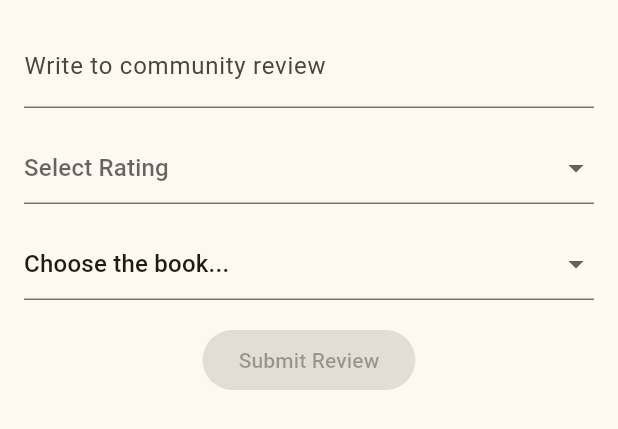
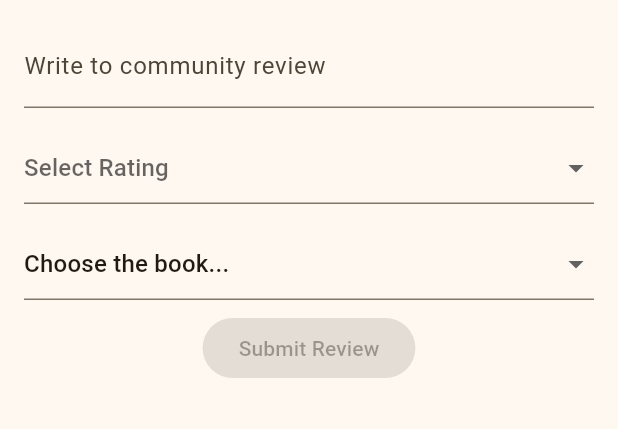
Before and after one commit to MinafCorp/booketList-Mobile, a Flutter app: the YourReviewFormWidget widget shown alone on an empty page, opened directly with empty values, on a phone screen of 412 x 824 dp. Shown: the top 429 px of the screen. Run offline on Flutter 3.47's test engine with Material 3 defaults, Android fonts, the phone set to English and light mode, and no system bars; our stand-ins replace animated_search_bar, badges, curved_navigation_bar; missing offline and left inert: pbp_django_auth; network calls fail.

Commit message:
biar di list buku ga ada review

```diff
--- a/lib/screens/reader/review.dart
+++ b/lib/screens/reader/review.dart
@@ -456,17 +456,17 @@ class _YourReviewFormWidgetState extends State<YourReviewFormWidget> {
             items: [
               const DropdownMenuItem(
                 value: '',
-                child: Text('Choose the book...'),
+                child: Text('Choose the book...',overflow: TextOverflow.ellipsis,),
               ),
               ...widget.books.map<DropdownMenuItem<String>>((Book book) {
                 return DropdownMenuItem<String>(
                   value: book.pk.toString(),
-                  child: Text(book.fields.title),
+                  child: Text(book.fields.title, overflow: TextOverflow.ellipsis,),
                 );
               })
             ],
           ),
-          const SizedBox(height: 16),
+          const SizedBox(height: 8),
           ElevatedButton(
             onPressed: _isFormValid()
                 ? () async {
```
Also changed, not shown: lib/screens/reader/list_buku.dart (+0 -12 lines).
